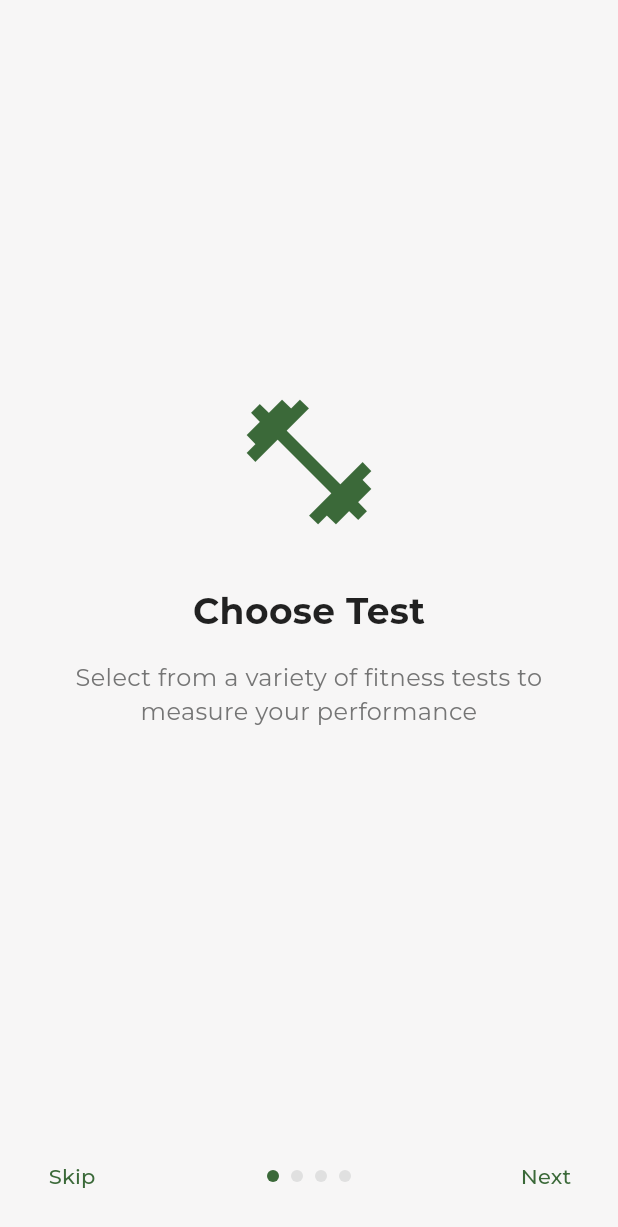
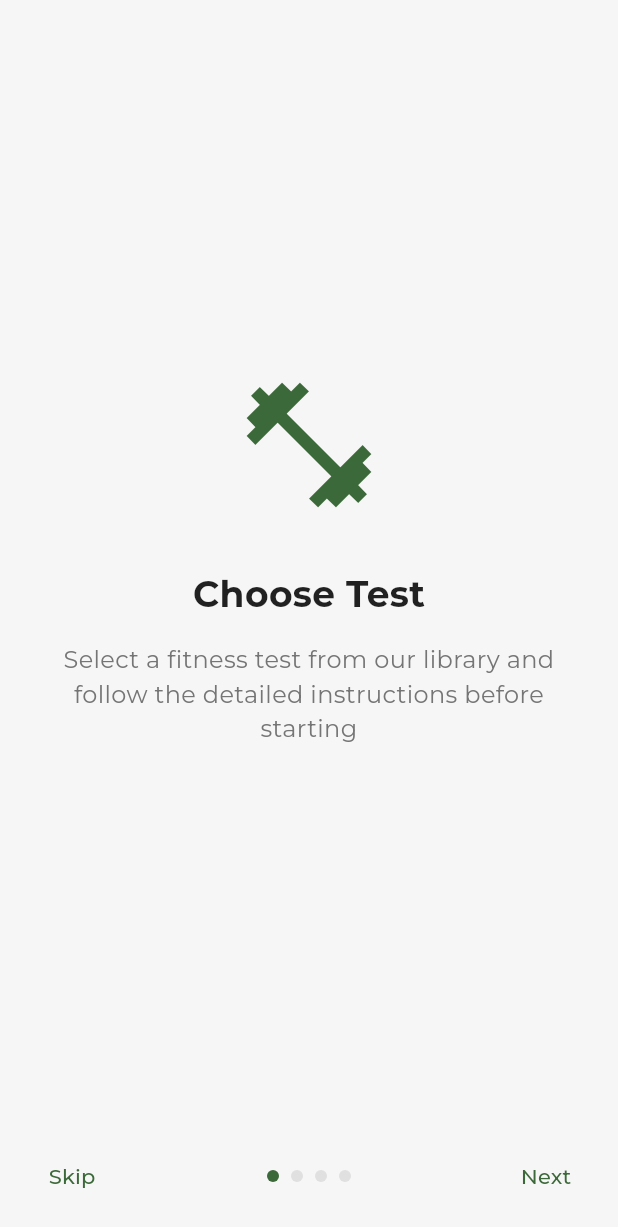
Before and after one commit to jeevesh256/stride_ai, a Flutter app: the OnboardingScreen screen opened directly, on a phone screen of 412 x 824 dp. Shown: the top 1227 px of the screen. Run offline on Flutter 3.47's test engine with Material 3 defaults, Android fonts, the phone set to English and light mode, and no system bars; our stand-ins replace camera, fl_chart, google_fonts.

Commit message:
updated tests with instructions

```diff
--- a/lib/screens/onboarding_screen.dart
+++ b/lib/screens/onboarding_screen.dart
@@ -16,23 +16,23 @@ class _OnboardingScreenState extends State<OnboardingScreen> {
   final List<OnboardingPage> _pages = [
     OnboardingPage(
       title: 'Choose Test',
-      description: 'Select from a variety of fitness tests to measure your performance',
+      description: 'Select a fitness test from our library and follow the detailed instructions before starting',
       icon: Icons.fitness_center,
     ),
     OnboardingPage(
-      title: 'Perform',
-      description: 'Follow the instructions and perform the test while we track you',
+      title: 'Proper Setup',
+      description: 'Place your phone on a stable surface, ensure good lighting, and position yourself correctly in frame',
+      icon: Icons.videocam,
+    ),
+    OnboardingPage(
+      title: 'Perform Exercise',
+      description: 'Follow the on-screen guidance and perform the test with proper form while we track you',
       icon: Icons.sports_gymnastics,
     ),
     OnboardingPage(
-      title: 'Get Feedback',
-      description: 'Receive instant feedback and tips to improve your form',
+      title: 'Get Results',
+      description: 'Receive instant feedback, track your progress over time, and earn achievements',
       icon: Icons.analytics,
-    ),
-    OnboardingPage(
-      title: 'Track Progress',
-      description: 'Monitor your improvement over time and earn achievements',
-      icon: Icons.trending_up,
     ),
   ];
 
--- a/lib/screens/test_library_screen.dart
+++ b/lib/screens/test_library_screen.dart
@@ -1,6 +1,6 @@
 import 'package:flutter/material.dart';
 import 'package:google_fonts/google_fonts.dart';
-import 'test_execution_screen.dart';
+import 'test_instructions_screen.dart';
 
 class TestLibraryScreen extends StatelessWidget {
   const TestLibraryScreen({super.key});
@@ -79,7 +79,7 @@ class _TestCard extends StatelessWidget {
           Navigator.push(
             context,
             MaterialPageRoute(
-              builder: (context) => TestExecutionScreen(test: test),
+              builder: (context) => TestInstructionsScreen(test: test),
             ),
           );
         },
--- a/pubspec.yaml
+++ b/pubspec.yaml
@@ -38,6 +38,7 @@ dependencies:
   shared_preferences: ^2.2.2
   fl_chart: ^0.66.2
   google_fonts: ^6.1.0
+  intl: ^0.20.2
 
 dev_dependencies:
   flutter_test:
```
Also changed, not shown: lib/screens/test_instructions_screen.dart (added, +181 -0 lines), pubspec.lock.
